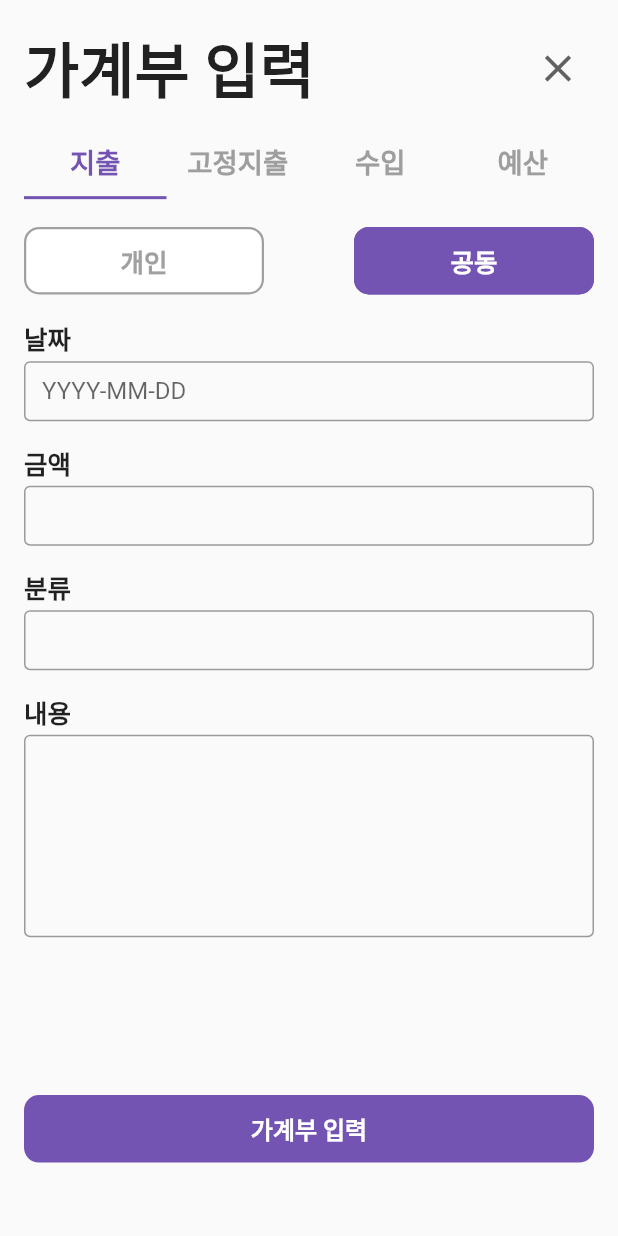
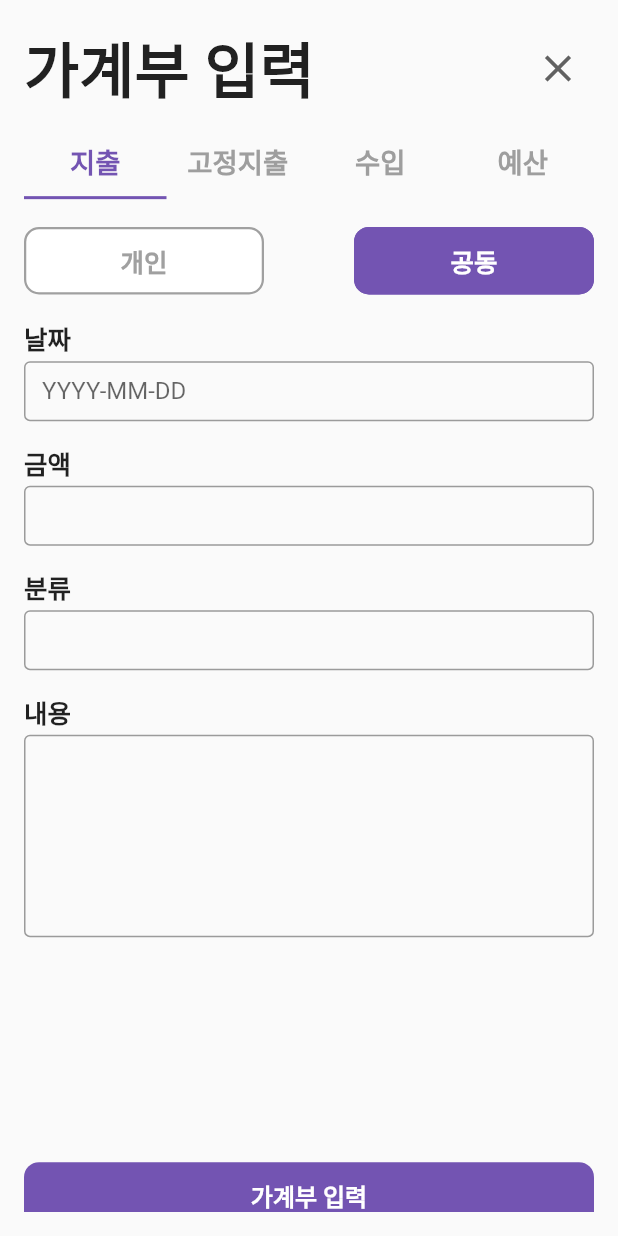
Before and after one commit to tmdwns4087/shared_account_book, a Flutter app: the WriteAccount screen opened directly, on a phone screen of 412 x 824 dp. Run offline on Flutter 3.47's test engine with Material 2 defaults, Android fonts, the phone set to English and light mode, and no system bars; our stand-ins replace cloud_firestore, firebase_core, flutter_screenutil, percent_indicator, table_calendar; accounts and stored records are empty; Roboto replaces fonts that are missing (normal).

Commit message:
김선재

```diff
--- a/lib/View/Calendar/calendar_view.dart
+++ b/lib/View/Calendar/calendar_view.dart
@@ -44,8 +44,8 @@ class Calendar extends StatelessWidget {
                 '${_calendarController.focusedDay.year} / ${_calendarController.focusedDay.month}',
                 style: TextStyle(fontWeight: FontWeight.bold,fontSize: 22.sp),
               ),
-              SizedBox(width: 8.w,),
-              const Icon(Icons.arrow_forward_ios_rounded,color: Colors.grey,size: 16,)
+              // SizedBox(width: 8.w,),
+              // const Icon(Icons.arrow_forward_ios_rounded,color: Colors.grey,size: 16,)
             ],
           ),
         ),
--- a/lib/View/Wallet/WriteAccount/write_account.dart
+++ b/lib/View/Wallet/WriteAccount/write_account.dart
@@ -11,15 +11,13 @@ class WriteAccount extends StatelessWidget {
   Widget build(BuildContext context) {
     _writeAccountController = Provider.of<WriteAccountController>(context);
     double height = getHeight(context);
-    return DefaultTabController(
-      length: 4,
-      child: Scaffold(
-        body: SafeArea(
-          child: Padding(
+    return Scaffold(
+      body: Padding(
         padding: EdgeInsets.all(16),
         child: Column(
             children: [
-                Row(
+              SafeArea(
+                child: Row(
                   mainAxisAlignment: MainAxisAlignment.spaceBetween,
                   children: [
                     const Text('가계부 입력',
@@ -36,6 +34,7 @@ class WriteAccount extends StatelessWidget {
                       color: Colors.grey.shade700,
                     )
                   ],
+                ),
               ),
               const SizedBox(height: 10,),
               Row(
@@ -97,13 +96,12 @@ class WriteAccount extends StatelessWidget {
               ),
               const SizedBox(height: 15,),
               Expanded(
-                  child:SingleChildScrollView(
-                    child: (_writeAccountController.tab == 0) ? Spend() :
+                child:ListView(
+                  children:[
+                    (_writeAccountController.tab == 0) ? Spend() :
                     (_writeAccountController.tab == 1) ? FixedSpend() :
                     (_writeAccountController.tab == 2) ? Income() : Budget(),
-                  )
-
-                ),
+                    SizedBox(height: 150,),
                     Center(
                       child: GestureDetector(
                         onTap:(){
@@ -123,10 +121,13 @@ class WriteAccount extends StatelessWidget {
                         ),
                       ),
                     ),
-                SizedBox(height: height*0.04,)
                   ]
+
                 ),
               ),
+
+              // SizedBox(height: height*0.04,)
+            ]
         ),
       ),
     );
```
Lines whose indentation alone changed are shown as unchanged.
